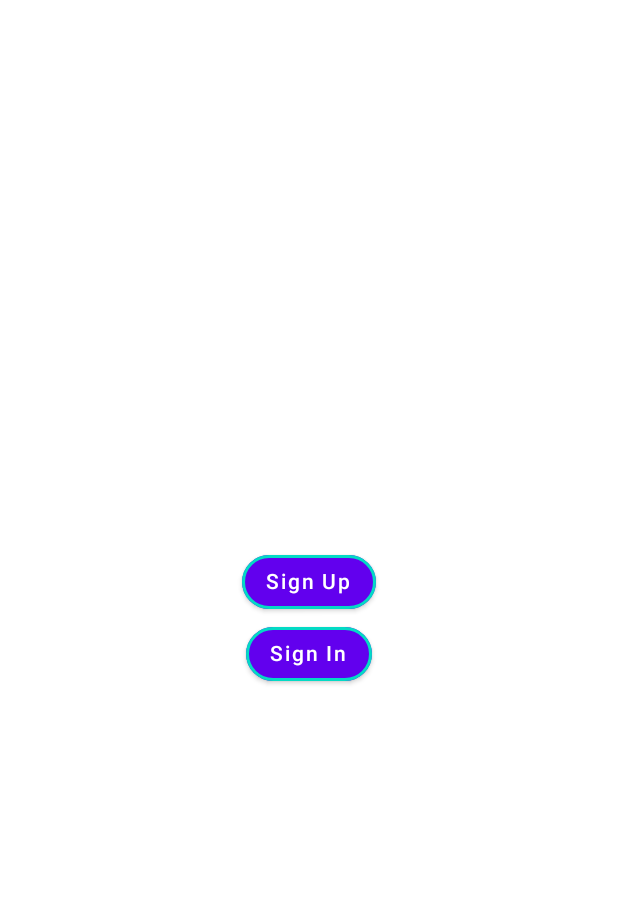
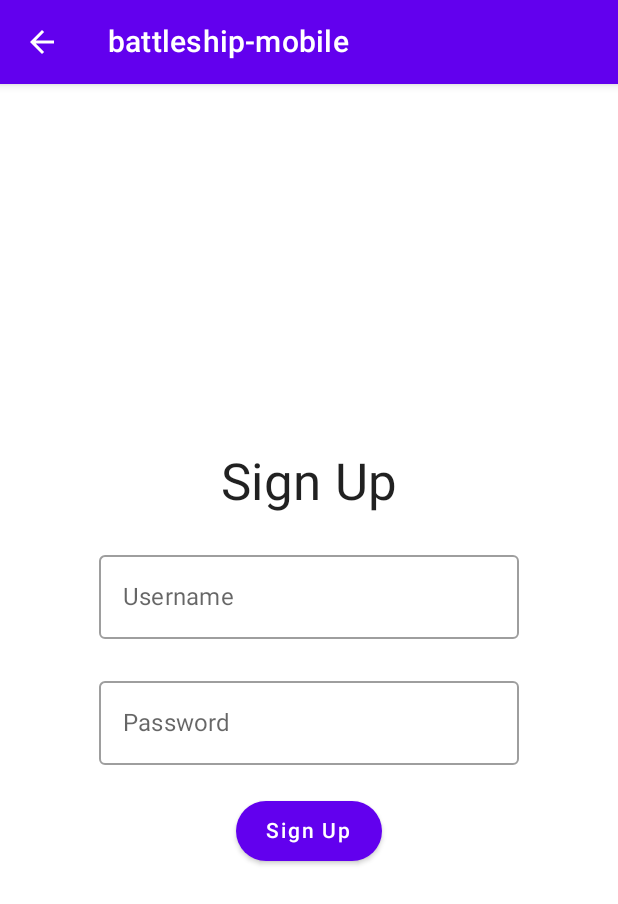
Before and after one commit to RodrigoHCorreia/battleship-mobile, an Android app built with Jetpack Compose: the screen it shows after launch (SignActivity before the commit, SignUpActivity after it), after a tap on "Sign Up", on a phone screen of 412 x 824 dp. Shown: the top 904 px of the screen. Run offline under Robolectric (Android 15) with nearby library versions, the phone set to English and light mode, and no system bars.

Commit message:
Added sign up and sign in screen layout

```diff
--- a/app/src/main/AndroidManifest.xml
+++ b/app/src/main/AndroidManifest.xml
@@ -27,6 +27,12 @@
                 android:name="android.app.lib_name"
                 android:value="" />
         </activity>
+        <activity
+            android:name=".activities.SignUpActivity"
+            android:exported="false" />
+        <activity
+            android:name=".activities.SignInActivity"
+            android:exported="false" />
         <activity android:name=".activities.AboutActivity" />
     </application>
 
--- a/app/src/main/java/battleship/mobile/activities/SignActivity.kt
+++ b/app/src/main/java/battleship/mobile/activities/SignActivity.kt
@@ -4,13 +4,10 @@ import android.content.Intent
 import android.os.Bundle
 import androidx.activity.ComponentActivity
 import androidx.activity.compose.setContent
-import androidx.compose.foundation.BorderStroke
 import androidx.compose.foundation.layout.fillMaxSize
-import androidx.compose.foundation.shape.RoundedCornerShape
 import androidx.compose.material.MaterialTheme
 import androidx.compose.material.Surface
 import androidx.compose.ui.Modifier
-import androidx.compose.ui.unit.dp
 import battleship.mobile.screens.SignScreen
 import battleship.mobile.ui.theme.BattleshipmobileTheme
 
@@ -24,8 +21,8 @@ class SignActivity : ComponentActivity() {
                     color = MaterialTheme.colors.background,
                 ){
                     SignScreen(
-                        onSignUpRequested = { navigateToSignUpScreen() },
-                        onSignInRequested = { navigateToSignInScreen() },
+                        onSignUpRequested = { SignUpActivity.navigate(origin = this) },
+                        onSignInRequested = { SignInActivity.navigate(origin = this) },
                     )
                 }
             }
--- a/app/src/main/java/battleship/mobile/activities/SignUpActivity.kt
+++ b/app/src/main/java/battleship/mobile/activities/SignUpActivity.kt
@@ -1,29 +1,30 @@
 package battleship.mobile.activities
 
+import android.app.Activity
 import android.content.Intent
 import android.os.Bundle
 import androidx.activity.ComponentActivity
 import androidx.activity.compose.setContent
-import androidx.compose.foundation.layout.fillMaxSize
-import androidx.compose.material.MaterialTheme
-import androidx.compose.material.Surface
-import androidx.compose.ui.Modifier
-import battleship.mobile.screens.SignScreen
 import battleship.mobile.screens.SignUpScreen
-import battleship.mobile.ui.theme.BattleshipmobileTheme
 
 class SignUpActivity: ComponentActivity() {
+
+    companion object {
+        fun navigate(origin: Activity) {
+            with(origin) {
+                val intent = Intent(this, SignUpActivity::class.java)
+                startActivity(intent)
+            }
+        }
+    }
+
     override fun onCreate(savedInstanceState: Bundle?) {
         super.onCreate(savedInstanceState)
         setContent {
-            BattleshipmobileTheme {
-                Surface(
-                    modifier = Modifier.fillMaxSize(),
-                    color = MaterialTheme.colors.background,
-                ) {
-                    SignUpScreen(onSubmit = { navigateToHomeScreen() })
-                }
-            }
+            SignUpScreen(
+                onBackRequested = { finish() },
+                onSubmit = { finish() }
+            )
         }
 
     }
--- a/app/src/main/java/battleship/mobile/screens/SignUpScreen.kt
+++ b/app/src/main/java/battleship/mobile/screens/SignUpScreen.kt
@@ -1,8 +1,71 @@
 package battleship.mobile.screens
 
-import androidx.compose.runtime.Composable
+import androidx.compose.foundation.layout.*
+import androidx.compose.foundation.shape.RoundedCornerShape
+import androidx.compose.foundation.text.KeyboardOptions
+import androidx.compose.material.*
+import androidx.compose.runtime.*
+import androidx.compose.ui.Alignment
+import androidx.compose.ui.Modifier
+import androidx.compose.ui.text.input.KeyboardType
+import androidx.compose.ui.text.input.PasswordVisualTransformation
+import androidx.compose.ui.text.style.TextAlign
+import androidx.compose.ui.tooling.preview.Preview
+import androidx.compose.ui.unit.dp
+import battleship.mobile.ui.TopBar
+import battleship.mobile.ui.theme.BattleshipmobileTheme
 
+@Preview(showBackground = true)
 @Composable
-fun SignUpScreen(onSubmit: (() -> Unit)) {
-    //TODO: Sign up screen CONTINUE HERE
+fun SignUpScreen(
+    onBackRequested: () -> Unit = { },
+    onSubmit: () -> Unit = { }
+) {
+    var username by remember { mutableStateOf("") }
+    var password by remember { mutableStateOf("") }
+
+    BattleshipmobileTheme {
+        Scaffold(
+            modifier = Modifier.fillMaxSize(),
+            backgroundColor = MaterialTheme.colors.background,
+            topBar = { TopBar(onBackRequested = onBackRequested) }
+        ) { innerPadding ->
+            Column(
+                verticalArrangement = Arrangement.spacedBy(20.dp, Alignment.CenterVertically),
+                horizontalAlignment = Alignment.CenterHorizontally,
+                modifier = Modifier
+                    .padding(innerPadding)
+                    .fillMaxSize()
+            ) {
+                Text(
+                    text = "Sign Up",
+                    style = MaterialTheme.typography.h4,
+                    textAlign = TextAlign.Center
+                )
+                OutlinedTextField(
+                    value = username,
+                    onValueChange = { username = it },
+                    label = { Text("Username") }
+                )
+                OutlinedTextField(
+                    value = password,
+                    onValueChange = { password = it },
+                    label = { Text("Password") },
+                    visualTransformation = PasswordVisualTransformation(),
+                    keyboardOptions = KeyboardOptions(keyboardType = KeyboardType.Password)
+                )
+                Button(
+                    onClick = { onSubmit() },
+                    shape = RoundedCornerShape(50.dp),
+                    contentPadding = PaddingValues(
+                        start = 20.dp,
+                        top = 12.dp,
+                        end = 20.dp,
+                        bottom = 12.dp
+                    )
+                ) { Text("Sign Up") }
+            }
+        }
+    }
+
 }
--- /dev/null
+++ b/app/src/main/java/battleship/mobile/ui/TopBar.kt
@@ -0,0 +1,66 @@
+package battleship.mobile.ui
+
+import androidx.compose.material.Icon
+import androidx.compose.material.IconButton
+import androidx.compose.material.Text
+import androidx.compose.material.TopAppBar
+import androidx.compose.material.icons.Icons
+import androidx.compose.material.icons.filled.*
+import androidx.compose.runtime.Composable
+import androidx.compose.ui.res.stringResource
+import androidx.compose.ui.tooling.preview.Preview
+import battleship.mobile.ui.theme.BattleshipmobileTheme
+import battleship.mobile.R
+
+@Composable
+fun TopBar(
+    onBackRequested: (() -> Unit)? = null,
+    onRankingRequested: (() -> Unit)? = null,
+    onAboutRequested: (() -> Unit)? = null,
+) {
+    TopAppBar(
+        title = { Text(text = stringResource(id = R.string.app_name)) },
+        navigationIcon = {
+            if (onBackRequested != null) {
+                IconButton(onClick = onBackRequested) {
+                    Icon(Icons.Default.ArrowBack, contentDescription = null)
+                }
+            }
+        },
+        actions = {
+            if (onRankingRequested != null) {
+                IconButton(onClick = onRankingRequested) {
+                    Icon(Icons.Default.List, contentDescription = "Localized description")
+                }
+            }
+            if (onAboutRequested != null) {
+                IconButton(onClick = onAboutRequested) {
+                    Icon(Icons.Default.Info, contentDescription = "Localized description")
+                }
+            }
+        }
+    )}
+
+@Preview
+@Composable
+private fun TopBarPreviewAboutAndRanking() {
+    BattleshipmobileTheme() {
+        TopBar(onAboutRequested = { }, onRankingRequested = { })
+    }
+}
+
+@Preview
+@Composable
+private fun TopBarPreviewBackAndAbout() {
+    BattleshipmobileTheme {
+        TopBar(onBackRequested = { }, onAboutRequested = { })
+    }
+}
+
+@Preview
+@Composable
+private fun TopBarPreviewBack() {
+    BattleshipmobileTheme {
+        TopBar(onBackRequested = { })
+    }
+}
```
Also changed, not shown: app/src/main/java/battleship/mobile/activities/SignInActivity.kt (+18 -13 lines), app/src/main/java/battleship/mobile/screens/HomeScreen.kt (+4 -10 lines), app/src/main/java/battleship/mobile/screens/SignInScreen.kt (+66 -3 lines).
